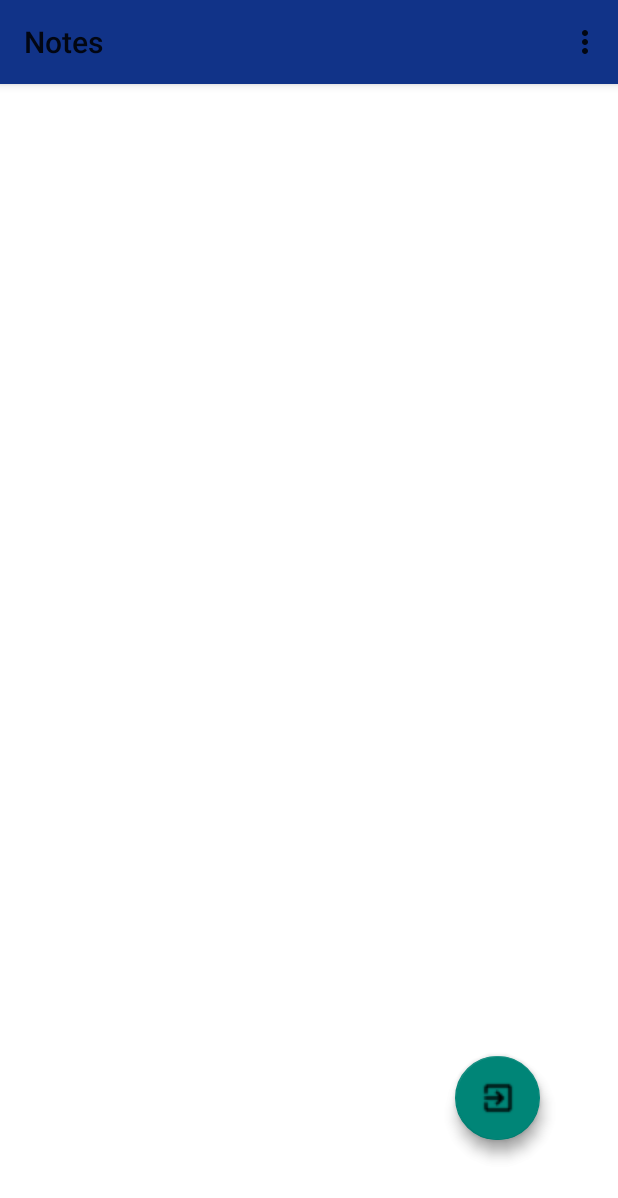
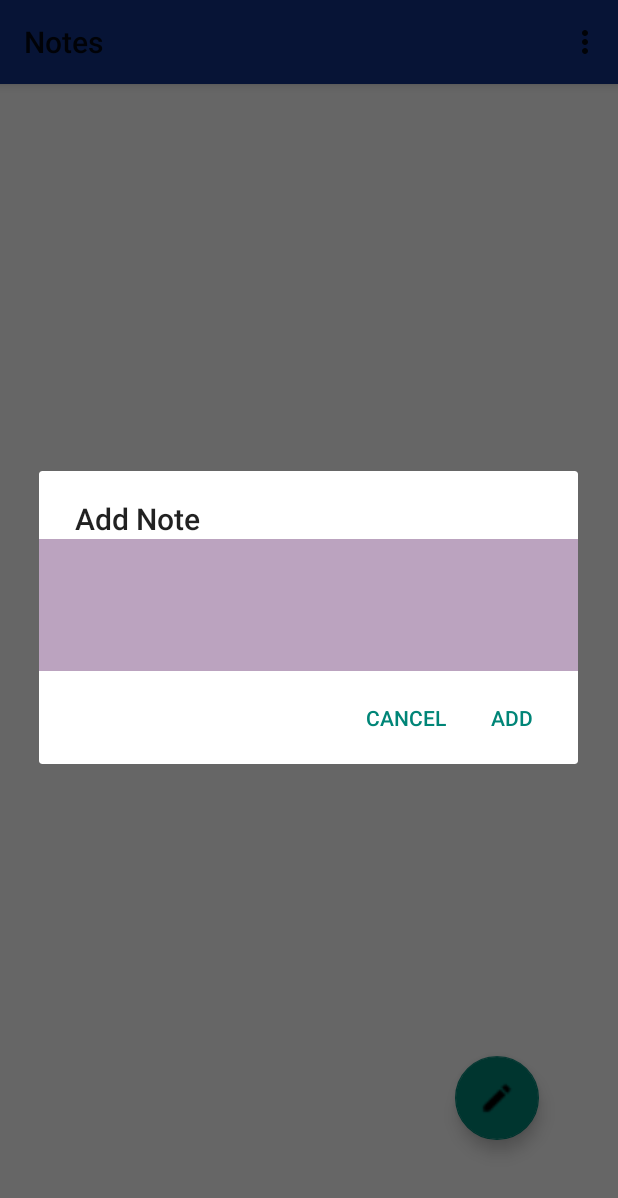
Before and after one commit to abhay007kr/Notes_App, an Android app: the screen it shows after launch once a user with an empty profile is signed in (AfterLogin), after a tap on an icon or button, on a phone screen of 412 x 824 dp. Shown: the top 1198 px of the screen. Run offline under Robolectric (Android 15) with nearby library versions, the phone set to English and light mode, and no system bars; our stand-ins replace Firebase (no records; nobody signed in at launch, a user with empty details on screens opened directly); libraries missing offline, so code that uses them is left out: it.xabaras.android.

Commit message:
Login,Registration,Addition,editing,deleting of Notes using firestore

```diff
--- a/app/src/main/java/com/example/notes/AfterLogin.java
+++ b/app/src/main/java/com/example/notes/AfterLogin.java
@@ -62,16 +62,7 @@ public class AfterLogin extends AppCompatActivity implements FirebaseAuth.AuthSt
                 showAlertDialog();
             }
         });
-        FloatingActionButton logOut = findViewById(R.id.logOut);
-        logOut.setOnClickListener(new View.OnClickListener() {
-            @Override
-            public void onClick(View v) {
-                FirebaseAuth.getInstance().signOut();
-                Intent toMainActivity = new Intent(AfterLogin.this,MainActivity.class);
-                startActivity(toMainActivity);
-                Toast.makeText(AfterLogin.this,"Succesfully logged out",Toast.LENGTH_LONG).show();
-            }
-        });
+
     }
     @Override
     protected void onStart() {
--- a/app/src/main/java/com/example/notes/NotesRecyclerAdapter.java
+++ b/app/src/main/java/com/example/notes/NotesRecyclerAdapter.java
@@ -6,7 +6,6 @@ import android.util.Log;
 import android.view.LayoutInflater;
 import android.view.View;
 import android.view.ViewGroup;
-import android.widget.CheckBox;
 import android.widget.CompoundButton;
 import android.widget.TextView;
 
@@ -35,7 +34,6 @@ public class NotesRecyclerAdapter extends FirestoreRecyclerAdapter<Note, NotesRe
     protected void onBindViewHolder(@NonNull NoteViewHolder holder, int position, @NonNull Note note) {
 
         holder.noteTextView.setText(note.getText());
-        /*holder.checkBox.setChecked(note.getCompleted());*/
         CharSequence dateCharSeq = DateFormat.format("EEEE, MMM d, yyyy h:mm:ss a", note.getCreated().toDate());
         holder.dateTextView.setText(dateCharSeq);
     }
@@ -52,7 +50,6 @@ public class NotesRecyclerAdapter extends FirestoreRecyclerAdapter<Note, NotesRe
     class NoteViewHolder extends RecyclerView.ViewHolder {
 
         TextView noteTextView, dateTextView;        ConstraintLayout parentl;
-        /*CheckBox checkBox;*/
 
         public NoteViewHolder(@NonNull View itemView) {
             super(itemView);
@@ -81,7 +78,6 @@ public class NotesRecyclerAdapter extends FirestoreRecyclerAdapter<Note, NotesRe
     }
 
     interface NoteListener {
-        /*public void handleCheckChanged(boolean isChecked, DocumentSnapshot snapshot);*/
         public void EditNote(DocumentSnapshot snapshot);
         public void DeleteItem(DocumentSnapshot snapshot);
     }
--- a/app/src/main/res/layout/activity_after_login.xml
+++ b/app/src/main/res/layout/activity_after_login.xml
@@ -44,15 +44,4 @@
         app:layout_constraintEnd_toEndOf="parent"
         app:layout_constraintStart_toStartOf="parent" />
 
-    <com.google.android.material.floatingactionbutton.FloatingActionButton
-        android:id="@+id/logOut"
-        android:layout_width="wrap_content"
-        android:layout_height="wrap_content"
-        android:layout_gravity="bottom|end"
-        android:layout_marginEnd="52dp"
-        android:layout_marginBottom="64dp"
-        android:src="@drawable/logout"
-        app:layout_constraintBottom_toBottomOf="parent"
-        app:layout_constraintEnd_toEndOf="parent" />
-
 </androidx.constraintlayout.widget.ConstraintLayout>
```
Also changed, not shown: app/src/main/res/layout/staggered.xml (+1 -9 lines).
